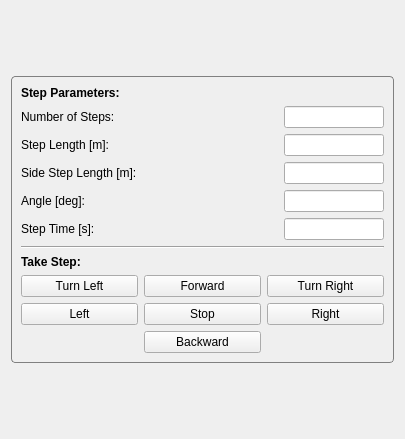
Above: thor_mang_calibration/resource/ui/walking_panel.ui from thor-mang/thor_mang_ui before the change. Below: the same form after it.
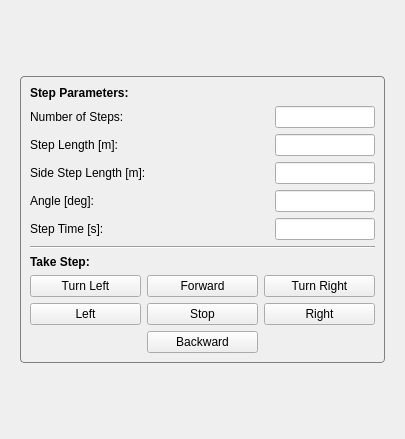
That is the form after the change.

Patch:
```diff
--- a/thor_mang_calibration/resource/ui/walking_panel.ui
+++ b/thor_mang_calibration/resource/ui/walking_panel.ui
@@ -29,8 +29,32 @@
    <string>ThorMangCalibration</string>
   </property>
   <layout class="QGridLayout" name="gridLayout">
+   <property name="sizeConstraint">
+    <enum>QLayout::SetNoConstraint</enum>
+   </property>
+   <property name="topMargin">
+    <number>0</number>
+   </property>
+   <property name="bottomMargin">
+    <number>0</number>
+   </property>
+   <property name="horizontalSpacing">
+    <number>0</number>
+   </property>
    <item row="0" column="0">
     <layout class="QVBoxLayout" name="step_layout">
+     <property name="leftMargin">
+      <number>9</number>
+     </property>
+     <property name="topMargin">
+      <number>9</number>
+     </property>
+     <property name="rightMargin">
+      <number>9</number>
+     </property>
+     <property name="bottomMargin">
+      <number>9</number>
+     </property>
      <item>
       <spacer name="verticalSpacer_5">
        <property name="orientation">
```
Left out of the diff: 57 changed lines with no effect on the pictures.
